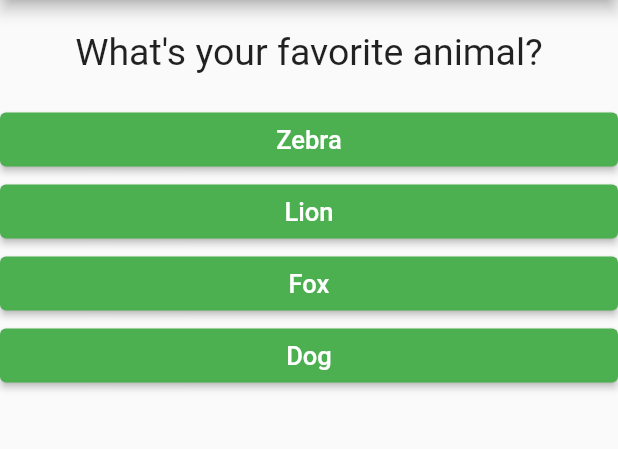
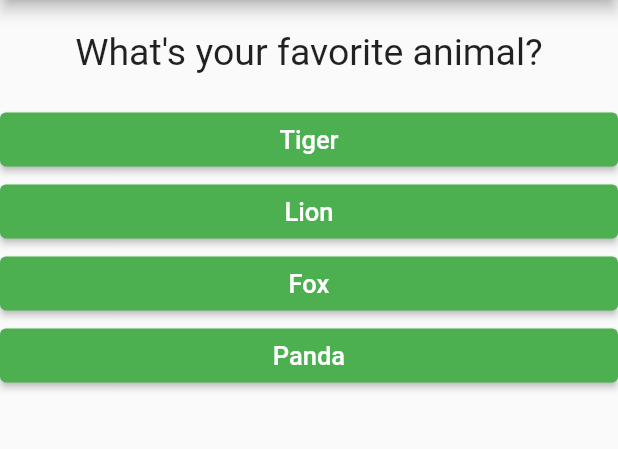
Before and after one commit to Sharan-121/Quiz-App, a Flutter app: the screen it shows after launch, after a tap on "Black", on a phone screen of 412 x 824 dp, the part 84-533 px from its top. Run offline on Flutter 3.47's test engine with Material 2 defaults, Android fonts, the phone set to English and light mode, and no system bars.

```diff
--- a/lib/main.dart
+++ b/lib/main.dart
@@ -1,6 +1,8 @@
 import 'package:flutter/material.dart';
+import './quiz.dart';
 import './question.dart';
 import './answer.dart';
+import './result.dart';
 
 // Flutter apps are just a tree of Widgets.They are the building blocks of any Flutter application.
 // Widget is a special type of object.
@@ -13,7 +15,7 @@ void main() {
 
 // This widget could be rebuilt whereas the state could be persistent.
 // State is a generic type.
-// setState forces to re-run build method
+// setState forces to re-run build method.
 class MyApp extends StatefulWidget {
   @override
   State<StatefulWidget> createState() {
@@ -25,21 +27,41 @@ class MyApp extends StatefulWidget {
 // Private Class
 class _MyAppState extends State<MyApp> {
   var _questionIndex = 0; // To dynamically change questions.
-  var questionSet = [
+
+  // const - compile time constant.
+  // final - run time constant.
+  static const questionSet = [
     {
       'questionText': "What's your favorite color?",
-      'answers': ["Black", "Blue", "Red", "Orange"],
+      'answers': [
+        {"text": "Black", "score": 7},
+        {"text": "Blue", "score": 5},
+        {"text": "Orange", "score": 10},
+        {"text": "Red", "score": 2},
+      ],
     },
     {
       'questionText': "What's your favorite animal?",
-      'answers': ["Zebra", "Lion", "Fox", "Dog"],
+      'answers': [
+        {"text": "Tiger", "score": 7},
+        {"text": "Lion", "score": 8},
+        {"text": "Fox", "score": 10},
+        {"text": "Panda", "score": 5},
+      ],
     },
     {
       'questionText': "What's your favorite food?",
-      'answers': ["Dosa", "Idli", "Vada", "Pongal"],
+      'answers': [
+        {"text": "Idli", "score": 1},
+        {"text": "Vada", "score": 7},
+        {"text": "Dosa", "score": 10},
+        {"text": "Pongal", "score": 2},
+      ],
     },
   ];
-  void _answerQuestion() {
+  var _totalScore = 0;
+  void answerQuestion() {
+    // _totalScore += int.parse(score);
     setState(() {
       _questionIndex += 1;
     });
@@ -57,17 +79,9 @@ class _MyAppState extends State<MyApp> {
         appBar: AppBar(
           title: Text('My first App'),
         ),
-        body: Column(
-          children: <Widget>[
-            Question(
-              questionSet[_questionIndex]['questionText'] as String,
-            ), // or questionSet.elementAt(index).
-            ...(questionSet[_questionIndex]['answers'] as List<String>)
-                .map((answer) {
-              return Answer(_answerQuestion, answer);
-            }).toList()
-          ],
-        ),
+        body: _questionIndex < questionSet.length
+            ? Quiz(questionSet, answerQuestion, _questionIndex)
+            : Result(_totalScore),
       ),
     );
   }
--- /dev/null
+++ b/lib/quiz.dart
@@ -0,0 +1,26 @@
+import 'package:flutter/material.dart';
+import './answer.dart';
+import './question.dart';
+
+class Quiz extends StatelessWidget {
+  final List<Map<String, Object>> questionSet;
+  final VoidCallback answerQuestion;
+  final int questionIndex;
+
+  Quiz(this.questionSet, this.answerQuestion, this.questionIndex);
+
+  @override
+  Widget build(BuildContext context) {
+    return Column(
+      children: <Widget>[
+        Question(
+          questionSet[questionIndex]['questionText'] as String,
+        ), // or questionSet.elementAt(index).
+        ...(questionSet[questionIndex]['answers'] as List<Map<String, Object>>)
+            .map((answer) {
+          return Answer(answerQuestion, answer['text'] as String);
+        }).toList()
+      ],
+    );
+  }
+}
```
Also changed, not shown: lib/result.dart (added, +31 -0 lines).
